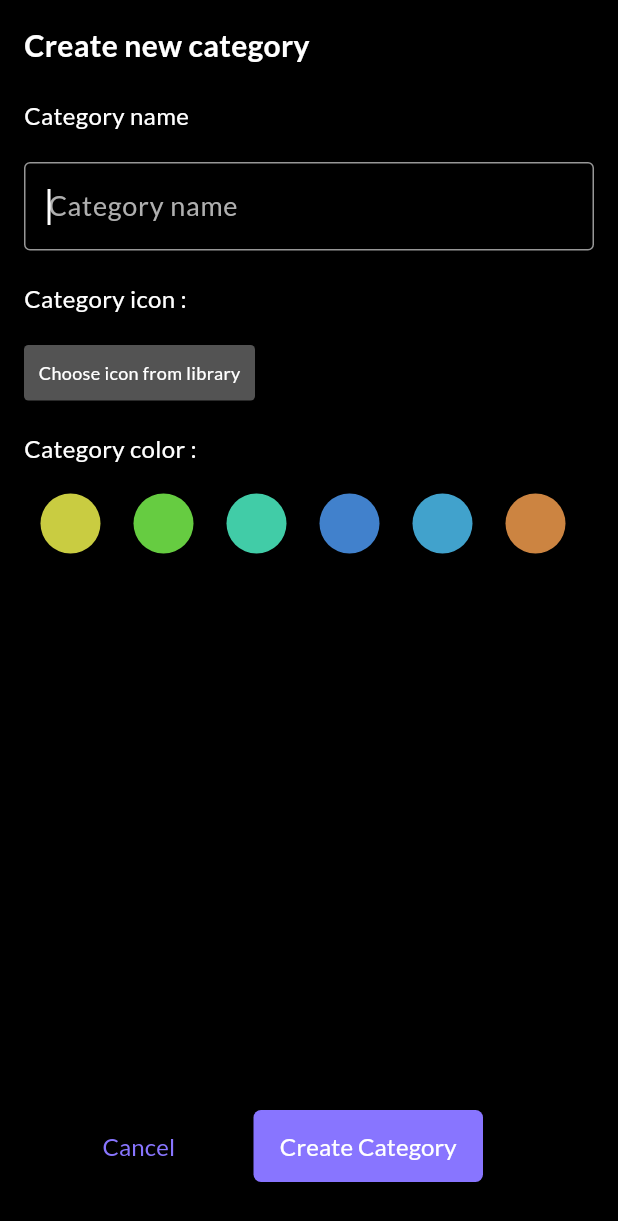
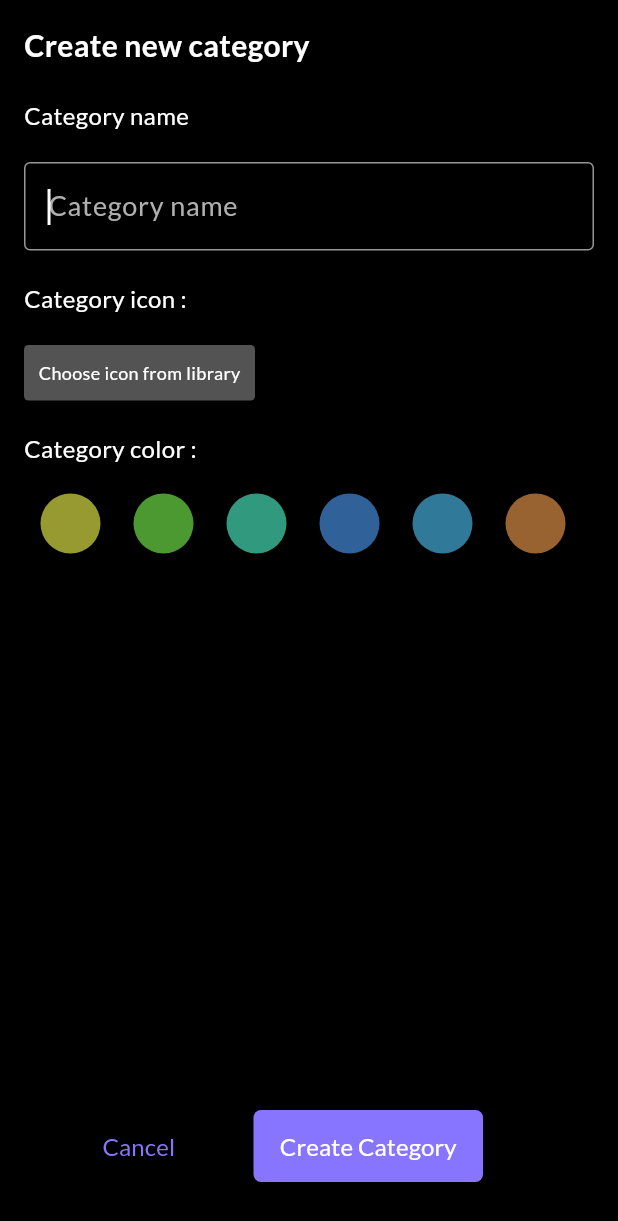
Before and after one commit to Malamrousi/up_to_do_app, a Flutter app: the CategoryScreens screen opened by its route, on a phone screen of 412 x 824 dp. Shown: the top 1221 px of the screen. Run offline on Flutter 3.47's test engine with Material 3 defaults, Android fonts, the phone set to English and light mode, and no system bars; our stand-ins replace cloud_firestore, firebase_auth, firebase_core, get, google_sign_in, introduction_screen; missing offline and left inert: flutter_facebook_auth; accounts and stored records are empty; statements that could not run were skipped.

Commit message:
add category to category list

```diff
--- a/lib/data/models/category_model.dart
+++ b/lib/data/models/category_model.dart
@@ -20,7 +20,7 @@ class CategoryModel {
   Map<String, dynamic> toJson() {
     return {
       'category_name': categoryName,
-      'image': icon,
+      'icon': icon,
       'color': color,
     };
   }
--- a/lib/presentation/category/widget/custom_category_color.dart
+++ b/lib/presentation/category/widget/custom_category_color.dart
@@ -12,25 +12,25 @@ class CustomCategoryColor extends StatefulWidget {
 }
 
 class _CustomCategoryColorState extends State<CustomCategoryColor> {
-  final List<Color> catgeroyColor = const [
-    Color(0xffC9CC41),
-    Color(0xff66CC41),
-    Color(0xff41CCA7),
-    Color(0xff4181CC),
-    Color(0xff41A2CC),
-    Color(0xffCC8441),
-    Color(0xff9741CC),
-    Color(0xffCC4173),
-    Color(0xFF80FFFF),
-    Color(0xFF80FFD9),
-    Color(0xFF809CFF),
-    Color(0xFFFF80EB),
-    Color(0xFF80FFA3),
-    Color(0xFF80D1FF),
-    Color(0xFFFFCC80),
+  final List<Color> categoryColor = const [
+    Color(0xBFC9CC41),
+    Color(0xBF66CC41),
+    Color(0xBF41CCA7),
+    Color(0xBF4181CC),
+    Color(0xBF41A2CC),
+    Color(0xBFCC8441),
+    Color(0xBF9741CC),
+    Color(0xBFCC4173),
+    Color(0xBF80FFFF),
+    Color(0xBF80FFD9),
+    Color(0xBF809CFF),
+    Color(0xBFFF80EB),
+    Color(0xBF80FFA3),
+    Color(0xBF80D1FF),
+    Color(0xBFFFFCC8),
   ];
 
-  Color selectedColor = const Color(0xFFCCFF80);
+  Color selectedColor = const Color(0xBFCCFF80);
 
   @override
   Widget build(BuildContext context) {
@@ -49,8 +49,8 @@ class _CustomCategoryColorState extends State<CustomCategoryColor> {
           physics: const BouncingScrollPhysics(),
           scrollDirection: Axis.horizontal, // Enable horizontal scrolling
           child: Row(
-            children: List.generate(catgeroyColor.length, (index) {
-              final color = catgeroyColor[index];
+            children: List.generate(categoryColor.length, (index) {
+              final color = categoryColor[index];
 
               return GestureDetector(
                 onTap: () {
--- a/lib/presentation/index/widget/custom_button.dart
+++ b/lib/presentation/index/widget/custom_button.dart
@@ -9,7 +9,7 @@ class CustomButton extends StatelessWidget {
     this.onPressed,
     this.color,
     required this.title,
-    required this.TextColor, required this.width, required this.hight,
+    required this.textColor, required this.width, required this.hight,
   });
 
   final VoidCallback? onPressed;
@@ -18,7 +18,7 @@ class CustomButton extends StatelessWidget {
 
   final String title;
 
-  final Color TextColor;
+  final Color textColor;
 
   final double width;
   final double hight;
@@ -37,7 +37,7 @@ class CustomButton extends StatelessWidget {
         child: Text(
           title,
           style: TextStyle(
-            color: TextColor,
+            color: textColor,
             fontSize: FontSizeValue.Fv16,
           ),
         ),
--- a/lib/presentation/index/widget/task_priority.dart
+++ b/lib/presentation/index/widget/task_priority.dart
@@ -116,14 +116,14 @@ class _TaskPriorityItemsState extends State<TaskPriorityItems> {
                   width: 153,
                   hight: 48,
                   onPressed: () {},
-                  TextColor: ColorManger.kHeliotrop,
+                  textColor: ColorManger.kHeliotrop,
                   title: 'Cancel',
                 ),
                 CustomButton(
                   width: 153,
                   hight: 48,
                   onPressed: () {},
-                  TextColor: ColorManger.kWhiteColor,
+                  textColor: ColorManger.kWhiteColor,
                   color: ColorManger.kHeliotrop,
                   title: 'Save',
                 ),
--- a/lib/presentation/on_boarding/up_to_do.dart
+++ b/lib/presentation/on_boarding/up_to_do.dart
@@ -14,7 +14,7 @@ class UpToDoScreen extends StatelessWidget {
   @override
   Widget build(BuildContext context) {
     final authController = Get.find<AuthContoller>();
-    Future.delayed(const Duration(seconds: 1), () {
+    Future.delayed(const Duration(seconds: 10), () {
       if (authController.firebaseUser.value != null) {
         Get.offAllNamed(RouteName.kIndexScreen);
       } else {
--- a/lib/services/icon_picker.dart
+++ b/lib/services/icon_picker.dart
@@ -79,7 +79,6 @@ Future<IconData?> showIconPicker(
 
   IconData? selectedIcon = defalutIcon;
 
-
   await showDialog(
       context: context,
       builder: (_) => AlertDialog(
```
Also changed, not shown: lib/presentation/category/screen/category_screens.dart (+6 -8 lines), lib/presentation/index/widget/category_items.dart (+11 -16 lines).
